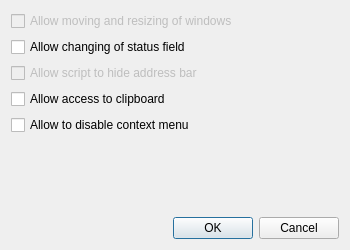
This is src/ui/preferences/JavaScriptPreferencesDialog.ui in OtterBrowser/otter-browser as Qt 5 draws it before an edit. The edited form follows.
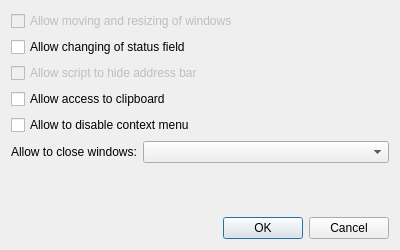
This is the edited form.

Commit message: Add UI for option to decide if JavaScript should be allowed to close windows

Patch:
```diff
--- a/src/ui/preferences/JavaScriptPreferencesDialog.ui
+++ b/src/ui/preferences/JavaScriptPreferencesDialog.ui
@@ -6,7 +6,7 @@
    <rect>
     <x>0</x>
     <y>0</y>
-    <width>350</width>
+    <width>400</width>
     <height>250</height>
    </rect>
   </property>
@@ -67,6 +67,23 @@
      </property>
     </widget>
    </item>
+   <item>
+    <layout class="QFormLayout" name="formLayout">
+     <item row="0" column="0">
+      <widget class="QLabel" name="canCloseWindowsLabel">
+       <property name="text">
+        <string>Allow to close windows:</string>
+       </property>
+       <property name="buddy">
+        <cstring>canCloseWindowsComboBox</cstring>
+       </property>
+      </widget>
+     </item>
+     <item row="0" column="1">
+      <widget class="QComboBox" name="canCloseWindowsComboBox"/>
+     </item>
+    </layout>
+   </item>
    <item>
     <spacer name="verticalSpacer">
      <property name="orientation">
```
Left out of the diff: 10 changed lines with no effect on the pictures. The commit also changes 5 other files.
